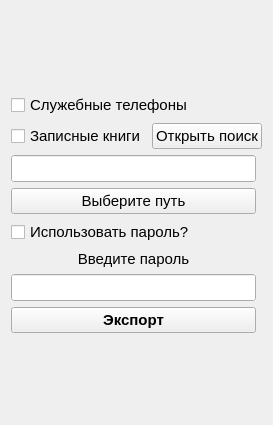
Old version of the form master_export_form.ui in the repository Yavlados/VKR.
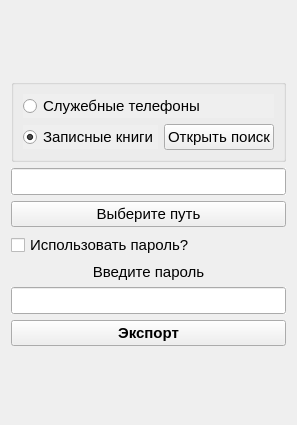
New version of the form.

```diff
--- a/master_export_form.ui
+++ b/master_export_form.ui
@@ -6,7 +6,7 @@
    <rect>
     <x>0</x>
     <y>0</y>
-    <width>273</width>
+    <width>292</width>
     <height>425</height>
    </rect>
   </property>
@@ -16,24 +16,17 @@
   <property name="autoFillBackground">
    <bool>true</bool>
   </property>
-  <layout class="QGridLayout" name="gridLayout">
-   <item row="6" column="0" colspan="2">
-    <spacer name="verticalSpacer">
-     <property name="orientation">
-      <enum>Qt::Vertical</enum>
-     </property>
-     <property name="sizeHint" stdset="0">
-      <size>
-       <width>20</width>
-       <height>40</height>
-      </size>
-     </property>
-    </spacer>
-   </item>
+  <layout class="QGridLayout" name="gridLayout_2">
    <item row="1" column="0" colspan="2">
+    <widget class="QGroupBox" name="groupBox">
+     <property name="title">
+      <string/>
+     </property>
+     <layout class="QGridLayout" name="gridLayout">
+      <item row="0" column="0">
     <layout class="QVBoxLayout" name="verticalLayout_2">
      <item>
-      <widget class="QCheckBox" name="cb_off_tel">
+         <widget class="QRadioButton" name="cb_off_tel">
        <property name="font">
         <font>
          <family>Arial</family>
@@ -51,7 +44,7 @@
      <item>
       <layout class="QHBoxLayout" name="horizontalLayout_2">
        <item>
-        <widget class="QCheckBox" name="cb_zk">
+           <widget class="QRadioButton" name="cb_zk">
          <property name="font">
           <font>
            <family>Arial</family>
@@ -64,6 +57,9 @@
          <property name="text">
           <string>Записные книги</string>
          </property>
+            <property name="checked">
+             <bool>true</bool>
+            </property>
         </widget>
        </item>
        <item>
@@ -92,7 +88,10 @@
      </item>
     </layout>
    </item>
-   <item row="2" column="0">
+     </layout>
+    </widget>
+   </item>
+   <item row="2" column="0" colspan="2">
     <layout class="QVBoxLayout" name="verticalLayout">
      <item>
       <widget class="QLineEdit" name="le_file_path">
@@ -124,29 +123,7 @@
      </item>
     </layout>
    </item>
-   <item row="5" column="0">
-    <layout class="QHBoxLayout" name="horizontalLayout_3">
-     <item>
-      <widget class="QPushButton" name="pb_Export">
-       <property name="font">
-        <font>
-         <family>Arial</family>
-         <pointsize>11</pointsize>
-         <weight>75</weight>
-         <bold>true</bold>
-        </font>
-       </property>
-       <property name="autoFillBackground">
-        <bool>true</bool>
-       </property>
-       <property name="text">
-        <string>Экспорт</string>
-       </property>
-      </widget>
-     </item>
-    </layout>
-   </item>
-   <item row="3" column="0">
+   <item row="3" column="0" colspan="2">
     <widget class="QCheckBox" name="cb_set_password">
      <property name="font">
       <font>
@@ -164,20 +141,7 @@
      </property>
     </widget>
    </item>
-   <item row="0" column="0" colspan="2">
-    <spacer name="verticalSpacer_2">
-     <property name="orientation">
-      <enum>Qt::Vertical</enum>
-     </property>
-     <property name="sizeHint" stdset="0">
-      <size>
-       <width>20</width>
-       <height>40</height>
-      </size>
-     </property>
-    </spacer>
-   </item>
-   <item row="4" column="0">
+   <item row="4" column="0" colspan="2">
     <layout class="QVBoxLayout" name="verticalLayout_3">
      <item>
       <widget class="QLabel" name="label">
@@ -212,6 +176,54 @@
      </item>
     </layout>
    </item>
+   <item row="6" column="0" colspan="2">
+    <spacer name="verticalSpacer">
+     <property name="orientation">
+      <enum>Qt::Vertical</enum>
+     </property>
+     <property name="sizeHint" stdset="0">
+      <size>
+       <width>20</width>
+       <height>40</height>
+      </size>
+     </property>
+    </spacer>
+   </item>
+   <item row="5" column="0" colspan="2">
+    <layout class="QHBoxLayout" name="horizontalLayout_3">
+     <item>
+      <widget class="QPushButton" name="pb_Export">
+       <property name="font">
+        <font>
+         <family>Arial</family>
+         <pointsize>11</pointsize>
+         <weight>75</weight>
+         <bold>true</bold>
+        </font>
+       </property>
+       <property name="autoFillBackground">
+        <bool>true</bool>
+       </property>
+       <property name="text">
+        <string>Экспорт</string>
+       </property>
+      </widget>
+     </item>
+    </layout>
+   </item>
+   <item row="0" column="0" colspan="2">
+    <spacer name="verticalSpacer_2">
+     <property name="orientation">
+      <enum>Qt::Vertical</enum>
+     </property>
+     <property name="sizeHint" stdset="0">
+      <size>
+       <width>20</width>
+       <height>40</height>
+      </size>
+     </property>
+    </spacer>
+   </item>
   </layout>
  </widget>
  <resources/>
```
Lines whose indentation alone changed are shown as unchanged.
